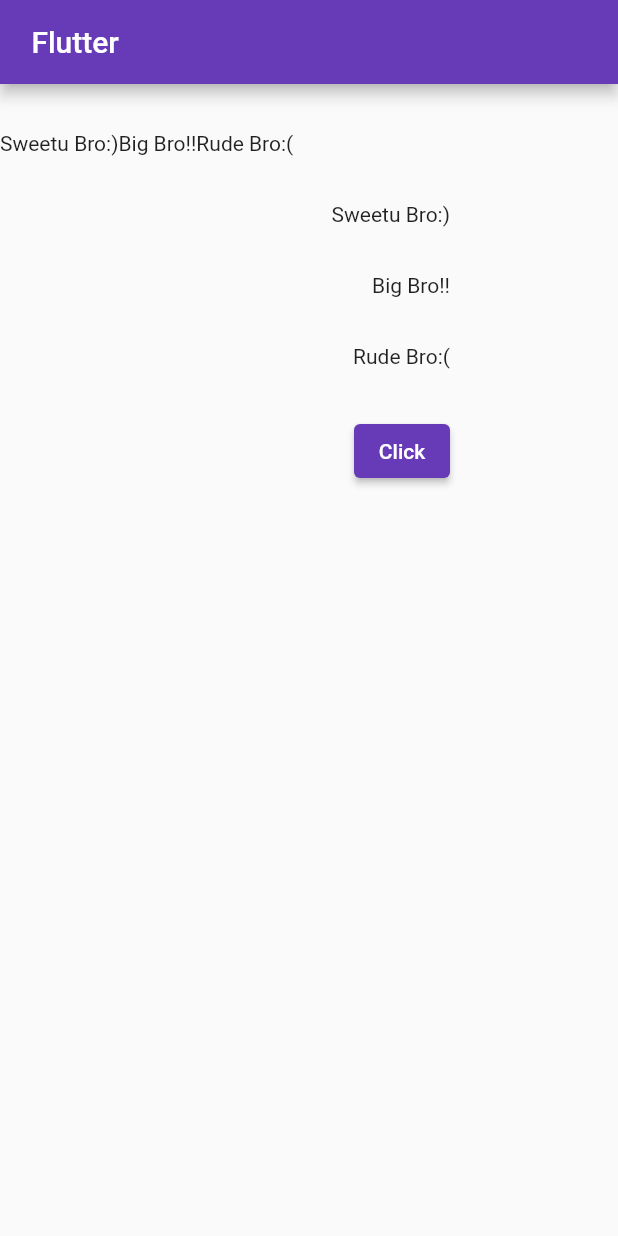
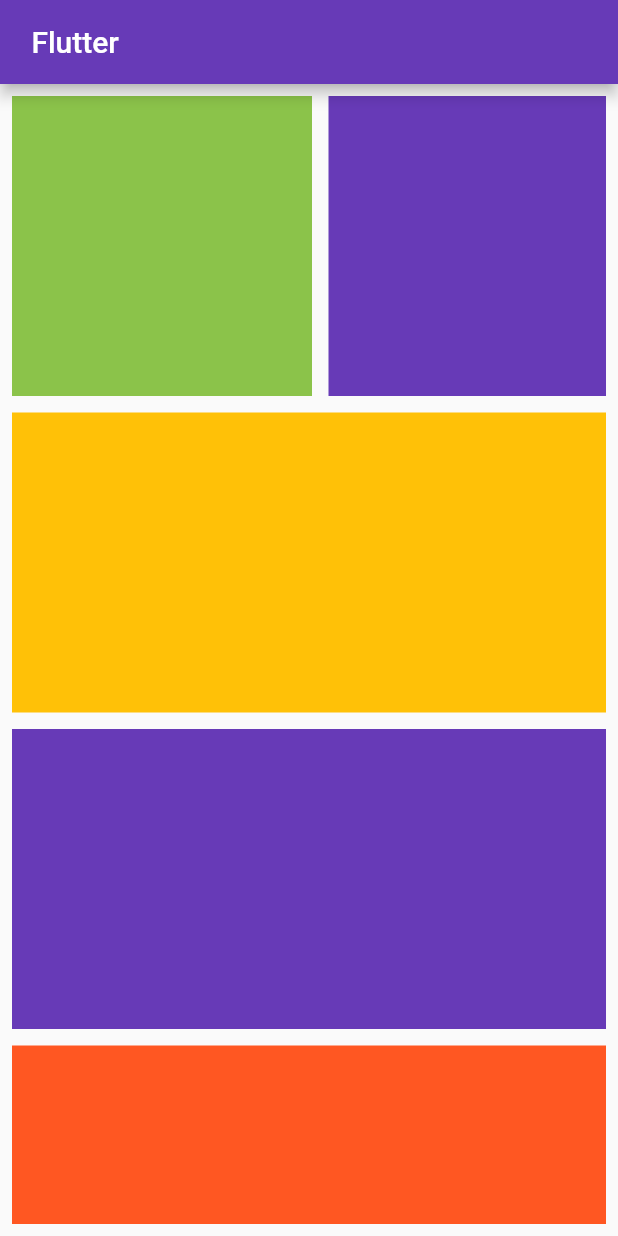
Before and after one commit to kotdroidA/my_app, a Flutter app: the screen it shows after launch, on a phone screen of 412 x 824 dp. Run offline on Flutter 3.47's test engine with Material 2 defaults, Android fonts, the phone set to English and light mode, and no system bars.

Commit message:
SingleChildScrollView

```diff
--- a/lib/main.dart
+++ b/lib/main.dart
@@ -1,3 +1,4 @@
+import 'package:flutter/cupertino.dart';
 import 'package:flutter/material.dart';
 
 void main() {
@@ -56,27 +57,79 @@ class _MyHomePageState extends State<MyHomePage> {
         // the App.build method, and use it to set our appbar title.
         title: Text(' Flutter'),
       ),
-      body:Container(
-        height: 300,
-        width: 300,
-        child: Column(
-          mainAxisAlignment: MainAxisAlignment.spaceEvenly,
-          crossAxisAlignment: CrossAxisAlignment.end,
-          children: [
-            Row(
-              children: [Text('Sweetu Bro:)'),
-                Text('Big Bro!!'),
-                Text('Rude Bro:('),
-              ],
-            ),
-            Text('Sweetu Bro:)'),
-            Text('Big Bro!!'),
-            Text('Rude Bro:('),
-            ElevatedButton(onPressed:(){
+      body:Padding(
+        padding: const EdgeInsets.all(8.0),
+        child: SingleChildScrollView(
+          child: Column(
+            children: [
+              Padding(
+                padding: const EdgeInsets.only(bottom: 11),
+                child: SingleChildScrollView(
+                  scrollDirection: Axis.horizontal,
+                  child: Row(
+                    children: [
+                      Container(
+                        margin: EdgeInsets.only(right: 11),
+                        height: 200,
+                        width: 200,
+                        color: Colors.lightGreen,
+                      ),
+                      Container(
+                        margin: EdgeInsets.only(right: 11),
+                        height: 200,
+                        width: 200,
+                        color: Colors.deepPurple,
+                      ),
+                      Container(
+                        margin: EdgeInsets.only(right: 11),
+                        height: 200,
+                        width: 200,
+                        color: Colors.orange,
+                      ),
+                    ],
+                  ),
+                ),
+              ),
+              Container(
+                margin: EdgeInsets.only(bottom: 11),
+                height: 200,
+                color: Colors.amber,
+              ),
+              Container(
+                margin: EdgeInsets.only(bottom: 11),
+                height: 200,
+                color: Colors.deepPurple,
+              ),
+              Container(
+                margin: EdgeInsets.only(bottom: 11),
+                height: 200,
+                color: Colors.deepOrange,
+              ),
+              Container(
+                margin: EdgeInsets.only(bottom: 11),
+                height: 200,
+                color: Colors.lightGreen,
+              ),
+              Container(
+                margin: EdgeInsets.only(bottom: 11),
+                height: 200,
+                color: Colors.amber,
+              ),
+              Container(
+                margin: EdgeInsets.only(bottom: 11),
+                height: 200,
+                color: Colors.deepPurple,
+              ),
+              Container(
+                margin: EdgeInsets.only(bottom: 11),
+                height: 200,
+                color: Colors.deepOrange,
+              ),
 
-            },
-                child: Text('Click'))
-          ],
+
+
+            ],
+          ),
         ),
       )
     );
```
